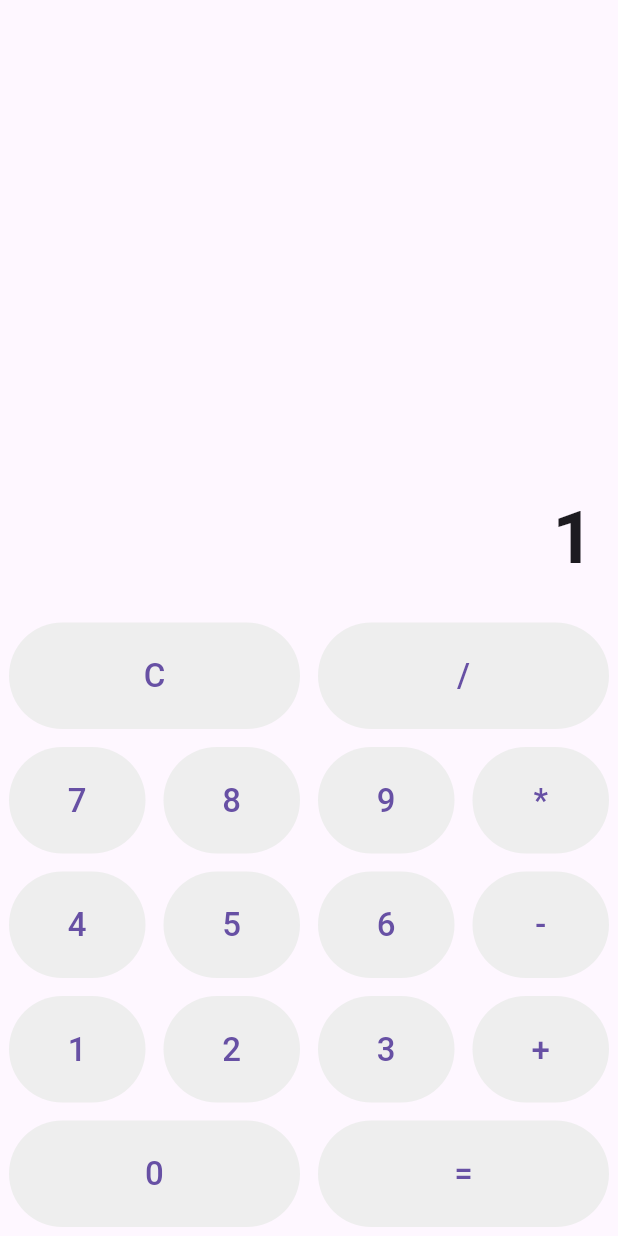
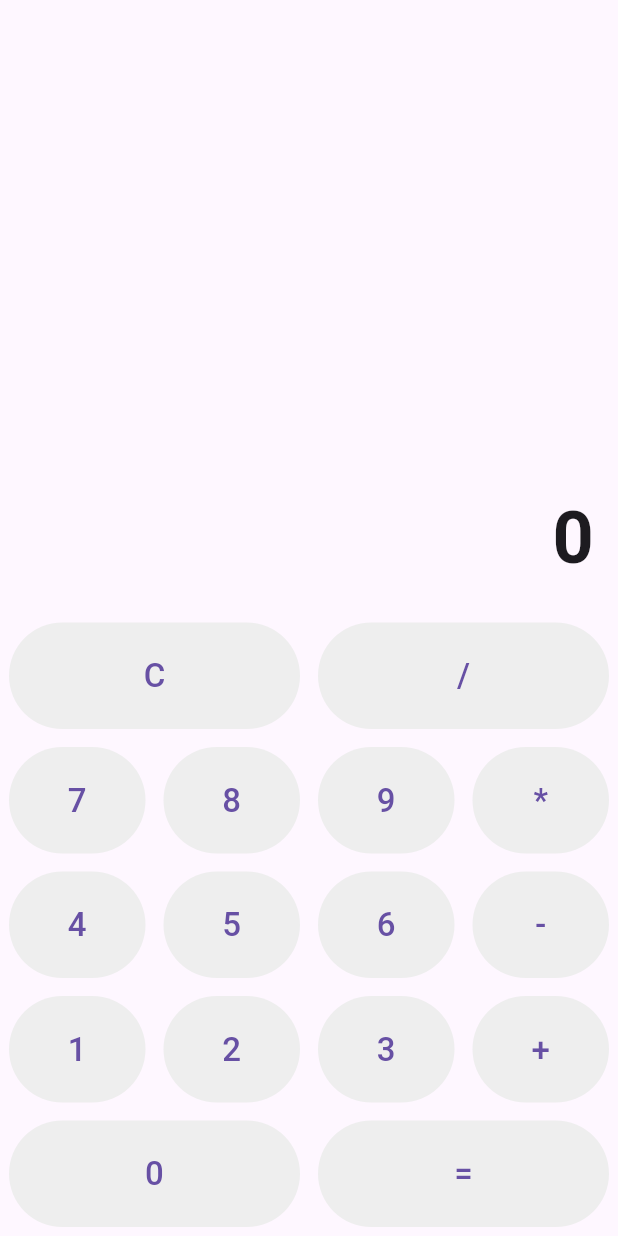
Before and after one commit to brockeh8/hw1, a Flutter app: the screen it shows after launch, after a tap on an icon or button, on a phone screen of 412 x 824 dp. Run offline on Flutter 3.47's test engine with Material 3 defaults, Android fonts, the phone set to English and light mode, and no system bars.

Commit message:
Added the operations and the clear functionality

```diff
--- a/lib/main.dart
+++ b/lib/main.dart
@@ -17,22 +17,44 @@ class CalculatorScreen extends StatefulWidget {
 
 class _CalculatorScreenState extends State<CalculatorScreen> {
   String display = '0';
-  bool waitingForSecond = false; // used next step
+  double? first;
+  String? op;
+  bool waitingForSecond = false;
 
-  // helpers for clean layout
+  // helpers
   VoidCallback onDigit(String d) => () => tapDigit(d);
+  VoidCallback onOp(String o)    => () => tapOp(o);
+
+  // logic
+  void clearAll() { setState(() { display = '0'; first = null; op = null; waitingForSecond = false; }); }
 
   void tapDigit(String d) {
     setState(() {
-      if (waitingForSecond) {
-        display = d;
-        waitingForSecond = false;
-        return;
-      }
+      if (waitingForSecond) { display = d; waitingForSecond = false; return; }
       display = display == '0' ? d : display + d;
     });
   }
 
+  void tapOp(String o) { first = double.tryParse(display) ?? 0; op = o; waitingForSecond = true; setState(() {}); }
+
+  String pretty(double v) => v == v.roundToDouble() ? v.toInt().toString() : v.toString();
+
+  void equals() {
+    if (first == null || op == null) return;
+    final second = double.tryParse(display) ?? 0;
+    double? res;
+    switch (op) {
+      case '+': res = first! + second; break;
+      case '-': res = first! - second; break;
+      case '*': res = first! * second; break;
+      case '/':
+        if (second == 0) { setState(() { display = 'Error'; first = null; op = null; waitingForSecond = false; }); return; }
+        res = first! / second; break;
+    }
+    setState(() { display = pretty(res ?? 0); first = null; op = null; waitingForSecond = false; });
+  }
+
+  // UI
   Widget btn(String t, VoidCallback onPressed) => Padding(
         padding: const EdgeInsets.all(6),
         child: TextButton(
@@ -55,28 +77,31 @@ class _CalculatorScreenState extends State<CalculatorScreen> {
                 child: Text(display, style: const TextStyle(fontSize: 48, fontWeight: FontWeight.bold)),
               ),
             ),
-            Row(children: [Expanded(child: btn('C', () {})), Expanded(child: btn('/', () {}))]),
+            Row(children: [
+              Expanded(child: btn('C', clearAll)),
+              Expanded(child: btn('/', onOp('/'))),
+            ]),
             Row(children: [
               Expanded(child: btn('7', onDigit('7'))),
               Expanded(child: btn('8', onDigit('8'))),
               Expanded(child: btn('9', onDigit('9'))),
-              Expanded(child: btn('*', () {})),
+              Expanded(child: btn('*', onOp('*'))),
             ]),
             Row(children: [
               Expanded(child: btn('4', onDigit('4'))),
               Expanded(child: btn('5', onDigit('5'))),
               Expanded(child: btn('6', onDigit('6'))),
-              Expanded(child: btn('-', () {})),
+              Expanded(child: btn('-', onOp('-'))),
             ]),
             Row(children: [
               Expanded(child: btn('1', onDigit('1'))),
               Expanded(child: btn('2', onDigit('2'))),
               Expanded(child: btn('3', onDigit('3'))),
-              Expanded(child: btn('+', () {})),
+              Expanded(child: btn('+', onOp('+'))),
             ]),
             Row(children: [
               Expanded(child: btn('0', onDigit('0'))),
-              Expanded(child: btn('=', () {})),
+              Expanded(child: btn('=', equals)),
             ]),
           ],
         ),
```
